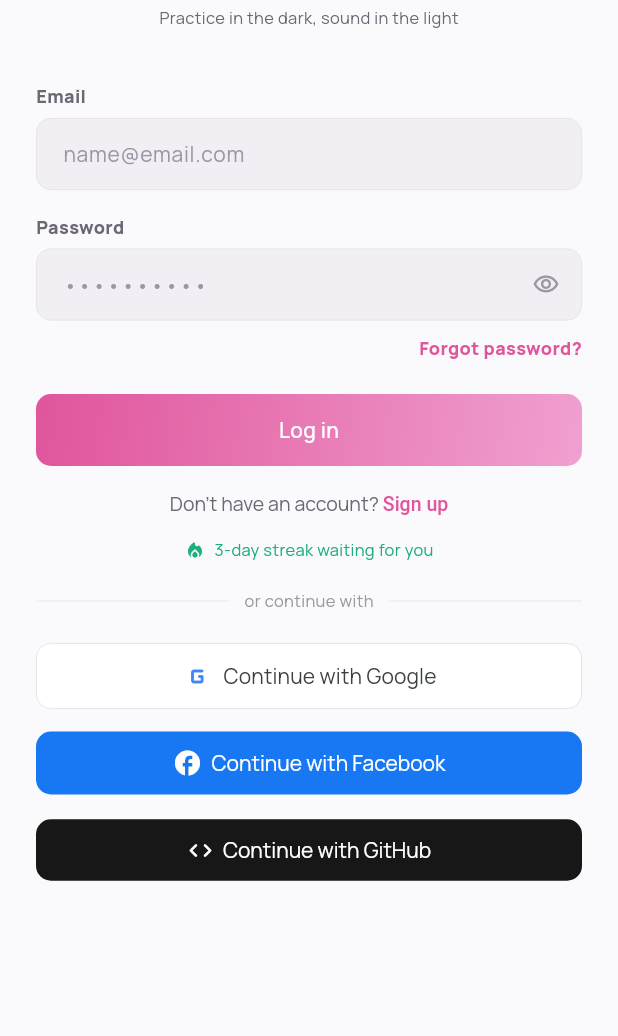
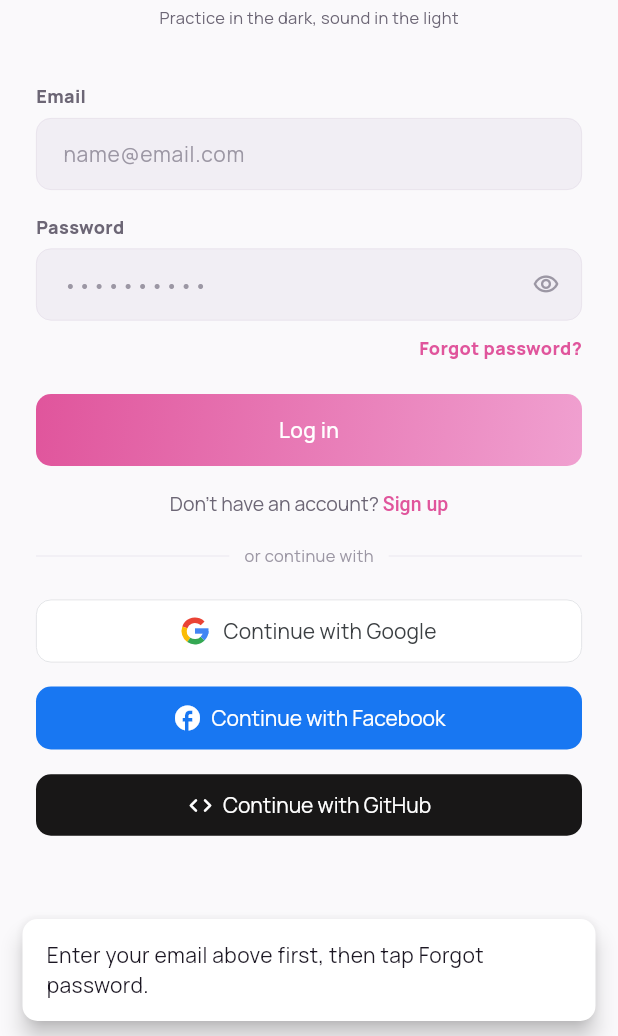
Before and after one commit to MRvanillaCoffee/ChordNerd, a Flutter app: the screen it shows after launch, after a tap on "Forgot password?", on a phone screen of 412 x 824 dp, the part 200-1236 px from its top. Run offline on Flutter 3.47's test engine with Material 3 defaults, Android fonts, the phone set to English and light mode, and no system bars; our stand-ins replace firebase_auth, firebase_core, firebase_database, firebase_storage, flutter_riverpod, google_fonts and 1 more; accounts and stored records are empty.

Commit message:
major bug fix

```diff
--- a/mobile_app_project/lib/screens/auth/login_screen.dart
+++ b/mobile_app_project/lib/screens/auth/login_screen.dart
@@ -50,8 +50,7 @@
     ScaffoldMessenger.of(context).showSnackBar(
       SnackBar(
         content: Text(message, style: AppTextStyles.bodyPrimary),
-        backgroundColor:
-            isError ? AppColors.surfaceCard : AppColors.surfaceSelected,
+        backgroundColor: isError ? AppColors.surfaceCard : AppColors.surfaceSelected,
         behavior: SnackBarBehavior.floating,
         shape: RoundedRectangleBorder(borderRadius: BorderRadius.circular(10)),
       ),
@@ -142,8 +141,6 @@
               _buildSubmitButton(),
               const SizedBox(height: 16),
               _buildSignUpLink(),
-              const SizedBox(height: 14),
-              _buildStreakTeaser(),
               const SizedBox(height: 18),
               _buildDivider(),
               const SizedBox(height: 18),
@@ -197,8 +194,7 @@
             const TextSpan(text: "Don't have an account? "),
             TextSpan(
               text: 'Sign up',
-              style: TextStyle(
-                  color: AppColors.accentPrimary, fontWeight: FontWeight.w500),
+              style: TextStyle(color: AppColors.accentPrimary, fontWeight: FontWeight.w500),
             ),
           ],
         ),
@@ -236,14 +232,11 @@
             hintText: '••••••••••',
             suffixIcon: IconButton(
               icon: Icon(
-                _obscurePassword
-                    ? Icons.visibility_outlined
-                    : Icons.visibility_off_outlined,
+                _obscurePassword ? Icons.visibility_outlined : Icons.visibility_off_outlined,
                 color: AppColors.textMuted,
                 size: 18,
               ),
-              onPressed: () =>
-                  setState(() => _obscurePassword = !_obscurePassword),
+              onPressed: () => setState(() => _obscurePassword = !_obscurePassword),
             ),
           ),
         ),
@@ -251,13 +244,27 @@
     );
   }
 
+  Future<void> _handleForgotPassword() async {
+    final email = _emailController.text.trim();
+    if (email.isEmpty) {
+      _showMessage('Enter your email above first, then tap Forgot password.', isError: true);
+      return;
+    }
+    try {
+      await FirebaseAuth.instance.sendPasswordResetEmail(email: email);
+      _showMessage('Password reset email sent — check your inbox.', isError: false);
+    } on FirebaseAuthException catch (e) {
+      _showMessage(_friendlyAuthError(e), isError: true);
+    } catch (e) {
+      _showMessage('Something went wrong. Please try again.', isError: true);
+    }
+  }
+
   Widget _buildForgotPassword() {
     return Align(
       alignment: Alignment.centerRight,
       child: GestureDetector(
-        onTap: () {
-          // TODO: navigate to forgot-password flow
-        },
+        onTap: _handleForgotPassword,
         child: Text(
           'Forgot password?',
           style: AppTextStyles.label.copyWith(color: AppColors.accentPrimary),
@@ -297,18 +304,6 @@
     );
   }
 
-  Widget _buildStreakTeaser() {
-    return Row(
-      mainAxisAlignment: MainAxisAlignment.center,
-      children: [
-        Icon(Icons.local_fire_department_rounded,
-            size: 14, color: AppColors.accentStreak),
-        const SizedBox(width: 6),
-        Text('3-day streak waiting for you', style: AppTextStyles.streakLabel),
-      ],
-    );
-  }
-
   Widget _buildDivider() {
     return Row(
       children: [
@@ -332,7 +327,6 @@
   // (GitHub's mark does invert, per its own brand guidelines).
   // ---------------------------------------------------------------------
 
-  static const _googleBlue = Color(0xFF4285F4);
   static const _facebookBlue = Color(0xFF1877F2);
   static const _githubBlack = Color(0xFF181717);
 
@@ -348,12 +342,11 @@
       child: Row(
         mainAxisAlignment: MainAxisAlignment.center,
         children: [
-          const Icon(Icons.g_mobiledata_rounded, size: 22, color: _googleBlue),
-          const SizedBox(width: 6),
+          const _GoogleLogo(size: 18),
+          const SizedBox(width: 10),
           Text(
             'Continue with Google',
-            style: AppTextStyles.bodyPrimary
-                .copyWith(color: const Color(0xFF3C4043)),
+            style: AppTextStyles.bodyPrimary.copyWith(color: const Color(0xFF3C4043)),
           ),
         ],
       ),
@@ -375,8 +368,7 @@
         children: [
           const Icon(Icons.facebook_rounded, size: 20, color: Colors.white),
           const SizedBox(width: 6),
-          Text('Continue with Facebook',
-              style: AppTextStyles.bodyPrimary.copyWith(color: Colors.white)),
+          Text('Continue with Facebook', style: AppTextStyles.bodyPrimary.copyWith(color: Colors.white)),
         ],
       ),
     );
@@ -403,10 +395,69 @@
         children: [
           Icon(Icons.code_rounded, size: 18, color: fg),
           const SizedBox(width: 6),
-          Text('Continue with GitHub',
-              style: AppTextStyles.bodyPrimary.copyWith(color: fg)),
+          Text('Continue with GitHub', style: AppTextStyles.bodyPrimary.copyWith(color: fg)),
         ],
       ),
     );
   }
 }
+
+/// The four-color Google "G", drawn with arcs so no image asset or extra
+/// package is needed. Colors are Google's fixed brand colors.
+class _GoogleLogo extends StatelessWidget {
+  final double size;
+
+  const _GoogleLogo({required this.size});
+
+  @override
+  Widget build(BuildContext context) {
+    return SizedBox(
+      width: size,
+      height: size,
+      child: CustomPaint(painter: _GoogleLogoPainter()),
+    );
+  }
+}
+
+class _GoogleLogoPainter extends CustomPainter {
+  static const _blue = Color(0xFF4285F4);
+  static const _red = Color(0xFFEA4335);
+  static const _yellow = Color(0xFFFBBC05);
+  static const _green = Color(0xFF34A853);
+
+  @override
+  void paint(Canvas canvas, Size size) {
+    final s = size.width;
+    final stroke = s * 0.2;
+    final rect = Rect.fromLTWH(stroke / 2, stroke / 2, s - stroke, s - stroke);
+
+    // Angles are in degrees clockwise from 3 o'clock.
+    void arc(Color color, double startDeg, double endDeg) {
+      final paint = Paint()
+        ..color = color
+        ..style = PaintingStyle.stroke
+        ..strokeWidth = stroke;
+      canvas.drawArc(
+        rect,
+        startDeg * 3.1415926535 / 180,
+        (endDeg - startDeg) * 3.1415926535 / 180,
+        false,
+        paint,
+      );
+    }
+
+    arc(_red, 200, 315);
+    arc(_yellow, 125, 200);
+    arc(_green, 45, 125);
+    arc(_blue, 0, 45);
+
+    // Crossbar of the G.
+    canvas.drawRect(
+      Rect.fromLTWH(s / 2, s / 2 - stroke / 2, s / 2, stroke),
+      Paint()..color = _blue,
+    );
+  }
+
+  @override
+  bool shouldRepaint(covariant CustomPainter oldDelegate) => false;
+}
--- a/mobile_app_project/lib/screens/profile/profile_screen.dart
+++ b/mobile_app_project/lib/screens/profile/profile_screen.dart
@@ -214,7 +214,7 @@
         )),
         const SizedBox(width: 10),
         Expanded(child: _statCard(
-          value: '${profile?.currentStreak ?? 0}',
+          value: '${profile?.effectiveStreak ?? 0}',
           label: 'Streak',
           icon: Icons.local_fire_department_rounded,
           gradient: AppGradients.streakCard,
```
Also changed, not shown: mobile_app_project/lib/models/user_profile.dart (+33 -0 lines), mobile_app_project/lib/screens/dashboard/dashboard_screen.dart (+9 -2 lines), mobile_app_project/lib/screens/practice/practice_timer_screen.dart (+12 -10 lines), mobile_app_project/lib/services/database_service.dart (+52 -11 lines).
